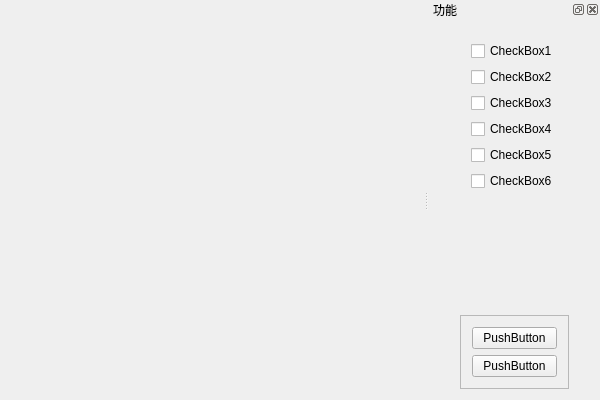
The window that OSGEarthWindow/OSGEarthWindow/osgearthwindow.ui (whyzzd/OSG) describes before a commit, drawn with Qt 5.
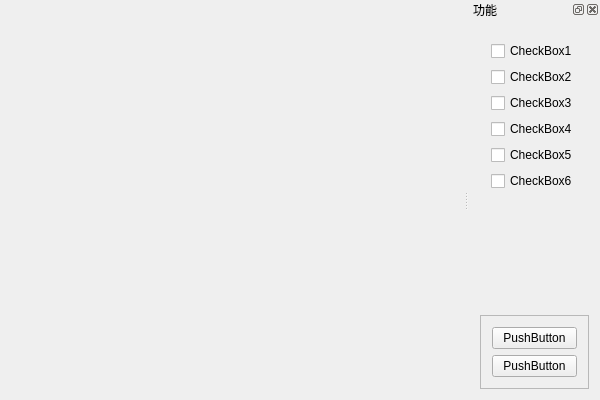
The same window after the commit.

Patch:
```diff
--- a/OSGEarthWindow/OSGEarthWindow/osgearthwindow.ui
+++ b/OSGEarthWindow/OSGEarthWindow/osgearthwindow.ui
@@ -39,7 +39,7 @@
    </attribute>
    <widget class="QWidget" name="dockWidgetContents">
     <layout class="QGridLayout" name="gridLayout_3">
-     <item row="3" column="1" rowspan="2" colspan="2">
+     <item row="3" column="0" rowspan="2" colspan="2">
       <widget class="QFrame" name="frame">
        <property name="frameShape">
         <enum>QFrame::StyledPanel</enum>
@@ -65,7 +65,7 @@
        </layout>
       </widget>
      </item>
-     <item row="1" column="1" colspan="2">
+     <item row="1" column="0" colspan="2">
       <widget class="QWidget" name="widget" native="true">
        <layout class="QGridLayout" name="gridLayout_2">
         <item row="5" column="0">
@@ -113,7 +113,7 @@
        </layout>
       </widget>
      </item>
-     <item row="2" column="1" colspan="2">
+     <item row="2" column="0" colspan="2">
       <spacer name="verticalSpacer_2">
        <property name="orientation">
         <enum>Qt::Vertical</enum>
@@ -126,58 +126,6 @@
        </property>
       </spacer>
      </item>
-     <item row="3" column="3">
-      <spacer name="horizontalSpacer_3">
-       <property name="orientation">
-        <enum>Qt::Horizontal</enum>
-       </property>
-       <property name="sizeHint" stdset="0">
-        <size>
-         <width>20</width>
-         <height>20</height>
-        </size>
-       </property>
-      </spacer>
-     </item>
-     <item row="3" column="0">
-      <spacer name="horizontalSpacer_4">
-       <property name="orientation">
-        <enum>Qt::Horizontal</enum>
-       </property>
-       <property name="sizeHint" stdset="0">
-        <size>
-         <width>20</width>
-         <height>20</height>
-        </size>
-       </property>
-      </spacer>
-     </item>
-     <item row="1" column="0">
-      <spacer name="horizontalSpacer">
-       <property name="orientation">
-        <enum>Qt::Horizontal</enum>
-       </property>
-       <property name="sizeHint" stdset="0">
-        <size>
-         <width>20</width>
-         <height>20</height>
-        </size>
-       </property>
-      </spacer>
-     </item>
-     <item row="1" column="3">
-      <spacer name="horizontalSpacer_2">
-       <property name="orientation">
-        <enum>Qt::Horizontal</enum>
-       </property>
-       <property name="sizeHint" stdset="0">
-        <size>
-         <width>20</width>
-         <height>20</height>
-        </size>
-       </property>
-      </spacer>
-     </item>
     </layout>
    </widget>
   </widget>
```
